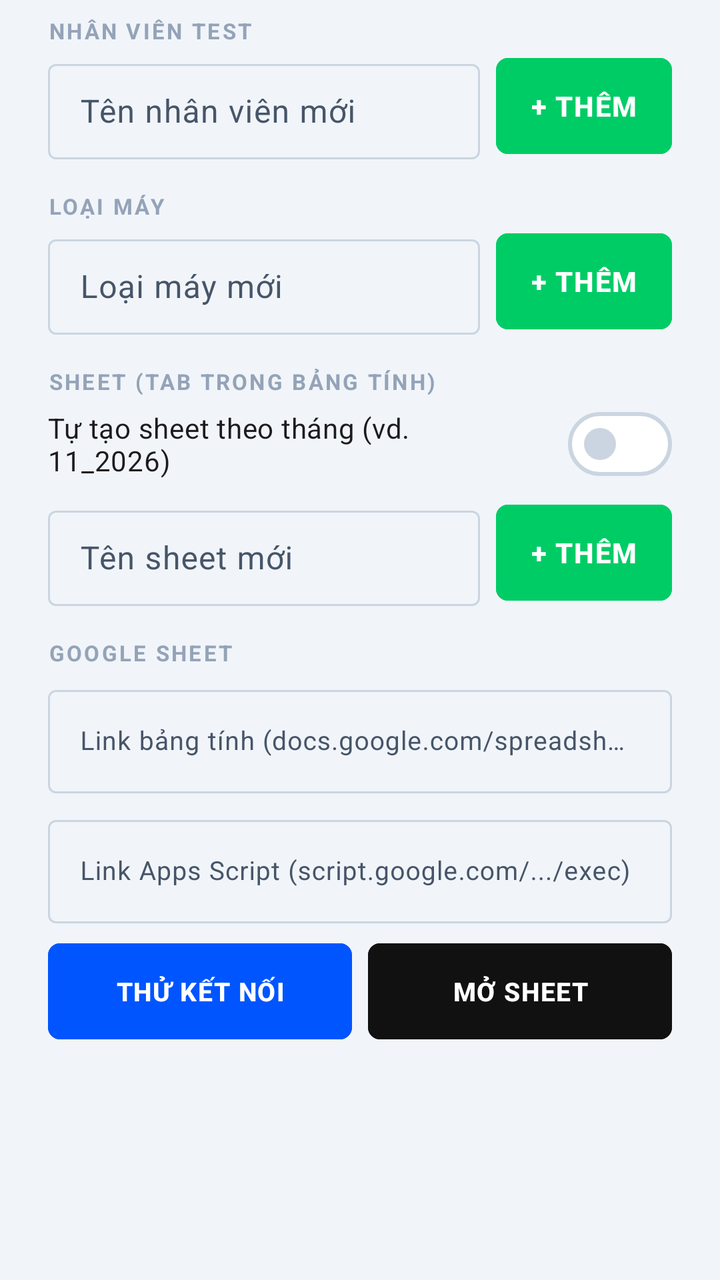
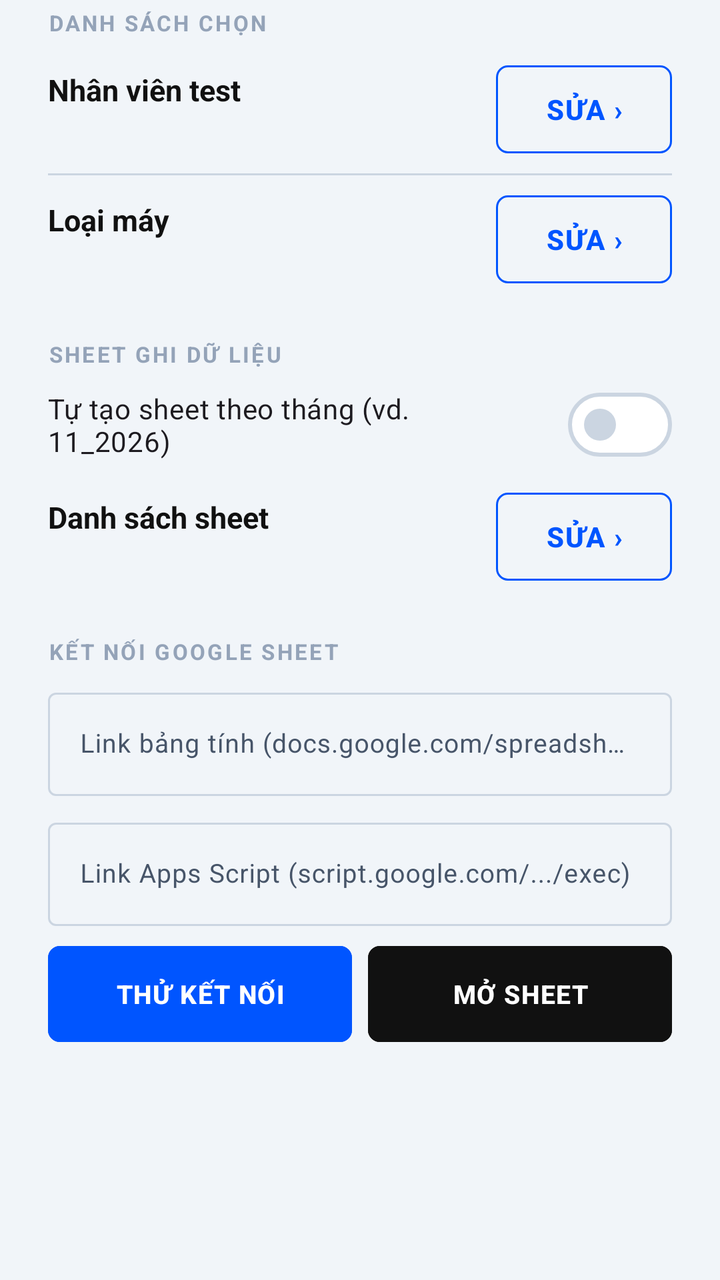

Compare the two renders of this Android layout. The source of the first and the diff that turns it into the second are given below.
<!-- AndroidManifest.xml: application theme AppTheme -->
<!-- res/layout/dialog_settings.xml -->
<?xml version="1.0" encoding="utf-8"?>
<ScrollView xmlns:android="http://schemas.android.com/apk/res/android"
    android:layout_width="match_parent"
    android:layout_height="wrap_content">

    <LinearLayout
        android:layout_width="match_parent"
        android:layout_height="wrap_content"
        android:orientation="vertical"
        android:paddingHorizontal="24dp"
        android:paddingTop="8dp">

        
        <TextView
            android:layout_width="wrap_content"
            android:layout_height="wrap_content"
            android:letterSpacing="0.1"
            android:text="NHÂN VIÊN TEST"
            android:textColor="@color/tc_text_muted"
            android:textSize="11sp"
            android:textStyle="bold" />

        <com.google.android.material.chip.ChipGroup
            android:id="@+id/cgStaff"
            android:layout_width="match_parent"
            android:layout_height="wrap_content"
            android:layout_marginTop="4dp" />

        <LinearLayout
            android:layout_width="match_parent"
            android:layout_height="wrap_content"
            android:baselineAligned="false"
            android:gravity="center_vertical"
            android:orientation="horizontal">

            <com.google.android.material.textfield.TextInputLayout
                style="@style/Widget.Material3.TextInputLayout.OutlinedBox.Dense"
                android:layout_width="0dp"
                android:layout_height="wrap_content"
                android:layout_weight="1"
                android:hint="Tên nhân viên mới">
                <com.google.android.material.textfield.TextInputEditText
                    android:id="@+id/etNewStaff"
                    android:layout_width="match_parent"
                    android:layout_height="wrap_content"
                    android:imeOptions="actionDone"
                    android:inputType="textPersonName|textCapWords"
                    android:maxLines="1" />
            </com.google.android.material.textfield.TextInputLayout>

            <com.google.android.material.button.MaterialButton
                android:id="@+id/btnAddStaff"
                android:layout_width="wrap_content"
                android:layout_height="48dp"
                android:layout_marginStart="8dp"
                android:backgroundTint="@color/tc_green"
                android:text="+ THÊM" />
        </LinearLayout>

        
        <TextView
            android:layout_width="wrap_content"
            android:layout_height="wrap_content"
            android:layout_marginTop="16dp"
            android:letterSpacing="0.1"
            android:text="LOẠI MÁY"
            android:textColor="@color/tc_text_muted"
            android:textSize="11sp"
            android:textStyle="bold" />

        <com.google.android.material.chip.ChipGroup
            android:id="@+id/cgType"
            android:layout_width="match_parent"
            android:layout_height="wrap_content"
            android:layout_marginTop="4dp" />

        <LinearLayout
            android:layout_width="match_parent"
            android:layout_height="wrap_content"
            android:baselineAligned="false"
            android:gravity="center_vertical"
            android:orientation="horizontal">

            <com.google.android.material.textfield.TextInputLayout
                style="@style/Widget.Material3.TextInputLayout.OutlinedBox.Dense"
                android:layout_width="0dp"
                android:layout_height="wrap_content"
                android:layout_weight="1"
                android:hint="Loại máy mới">
                <com.google.android.material.textfield.TextInputEditText
                    android:id="@+id/etNewType"
                    android:layout_width="match_parent"
                    android:layout_height="wrap_content"
                    android:imeOptions="actionDone"
                    android:inputType="textCapWords"
                    android:maxLines="1" />
            </com.google.android.material.textfield.TextInputLayout>

            <com.google.android.material.button.MaterialButton
                android:id="@+id/btnAddType"
                android:layout_width="wrap_content"
                android:layout_height="48dp"
                android:layout_marginStart="8dp"
                android:backgroundTint="@color/tc_green"
                android:text="+ THÊM" />
        </LinearLayout>

        
        <TextView
            android:layout_width="wrap_content"
            android:layout_height="wrap_content"
            android:layout_marginTop="16dp"
            android:letterSpacing="0.1"
            android:text="SHEET (TAB TRONG BẢNG TÍNH)"
            android:textColor="@color/tc_text_muted"
            android:textSize="11sp"
            android:textStyle="bold" />

        <com.google.android.material.materialswitch.MaterialSwitch
            android:id="@+id/swAutoMonth"
            android:layout_width="match_parent"
            android:layout_height="wrap_content"
            android:text="Tự tạo sheet theo tháng (vd. 11_2026)"
            android:textSize="14sp" />

        
        <LinearLayout
            android:id="@+id/sheetManualBox"
            android:layout_width="match_parent"
            android:layout_height="wrap_content"
            android:orientation="vertical">

        <com.google.android.material.chip.ChipGroup
            android:id="@+id/cgSheet"
            android:layout_width="match_parent"
            android:layout_height="wrap_content"
            android:layout_marginTop="4dp" />

        <LinearLayout
            android:layout_width="match_parent"
            android:layout_height="wrap_content"
            android:baselineAligned="false"
            android:gravity="center_vertical"
            android:orientation="horizontal">

            <com.google.android.material.textfield.TextInputLayout
                style="@style/Widget.Material3.TextInputLayout.OutlinedBox.Dense"
                android:layout_width="0dp"
                android:layout_height="wrap_content"
                android:layout_weight="1"
                android:hint="Tên sheet mới">
                <com.google.android.material.textfield.TextInputEditText
                    android:id="@+id/etNewSheet"
                    android:layout_width="match_parent"
                    android:layout_height="wrap_content"
                    android:imeOptions="actionDone"
                    android:inputType="text"
                    android:maxLines="1" />
            </com.google.android.material.textfield.TextInputLayout>

            <com.google.android.material.button.MaterialButton
                android:id="@+id/btnAddSheet"
                android:layout_width="wrap_content"
                android:layout_height="48dp"
                android:layout_marginStart="8dp"
                android:backgroundTint="@color/tc_green"
                android:text="+ THÊM" />
        </LinearLayout>
        </LinearLayout>

        <TextView
            android:layout_width="wrap_content"
            android:layout_height="wrap_content"
            android:layout_marginTop="16dp"
            android:letterSpacing="0.1"
            android:text="GOOGLE SHEET"
            android:textColor="@color/tc_text_muted"
            android:textSize="11sp"
            android:textStyle="bold" />

        <com.google.android.material.textfield.TextInputLayout
            android:layout_width="match_parent"
            android:layout_height="wrap_content"
            android:layout_marginTop="6dp"
            android:hint="Link bảng tính (docs.google.com/spreadsheets/...)">
            <com.google.android.material.textfield.TextInputEditText
                android:id="@+id/etSheetLink"
                android:layout_width="match_parent"
                android:layout_height="wrap_content"
                android:inputType="textUri"
                android:maxLines="2"
                android:textSize="13sp" />
        </com.google.android.material.textfield.TextInputLayout>

        <com.google.android.material.textfield.TextInputLayout
            android:layout_width="match_parent"
            android:layout_height="wrap_content"
            android:layout_marginTop="8dp"
            android:hint="Link Apps Script (script.google.com/.../exec)">
            <com.google.android.material.textfield.TextInputEditText
                android:id="@+id/etScriptUrl"
                android:layout_width="match_parent"
                android:layout_height="wrap_content"
                android:inputType="textUri"
                android:maxLines="2"
                android:textSize="13sp" />
        </com.google.android.material.textfield.TextInputLayout>

        <LinearLayout
            android:layout_width="match_parent"
            android:layout_height="wrap_content"
            android:layout_marginTop="10dp"
            android:baselineAligned="false"
            android:orientation="horizontal">

            <com.google.android.material.button.MaterialButton
                android:id="@+id/btnTest"
                android:layout_width="0dp"
                android:layout_height="48dp"
                android:layout_marginEnd="4dp"
                android:layout_weight="1"
                android:backgroundTint="@color/tc_blue"
                android:text="THỬ KẾT NỐI"
                android:textSize="13sp" />

            <com.google.android.material.button.MaterialButton
                android:id="@+id/btnOpenSheet"
                android:layout_width="0dp"
                android:layout_height="48dp"
                android:layout_marginStart="4dp"
                android:layout_weight="1"
                android:backgroundTint="@color/tc_black"
                android:text="MỞ SHEET"
                android:textSize="13sp" />
        </LinearLayout>

        <TextView
            android:id="@+id/tvStatus"
            style="@style/TcData"
            android:layout_width="match_parent"
            android:layout_height="wrap_content"
            android:layout_marginTop="10dp"
            android:textColor="@color/tc_text_2"
            android:textSize="12sp" />
    </LinearLayout>
</ScrollView>
<!-- resources referenced by this layout -->
<resources>
  <color name="tc_black">#111111</color>
  <color name="tc_blue">#0055FF</color>
  <color name="tc_green">#00CC66</color>
  <color name="tc_text_2">#475569</color>
  <color name="tc_text_muted">#94A3B8</color>
  <style name="TcData">
          <item name="android:fontFamily">monospace</item>
      </style>
  <color name="tc_dark_gray">#222222</color>
  <color name="tc_red">#FF3333</color>
  <color name="tc_card">#FFFFFF</color>
  <color name="tc_text">#111111</color>
  <color name="tc_border">#CBD5E1</color>
  <color name="tc_bg">#F1F5F9</color>
  <style name="TcShape">
          <item name="cornerFamily">rounded</item>
          <item name="cornerSize">6dp</item>
      </style>
  <style name="TcShapeLg">
          <item name="cornerFamily">rounded</item>
          <item name="cornerSize">12dp</item>
      </style>
  <style name="TcActionBar" parent="ThemeOverlay.Material3.Dark.ActionBar">
          <item name="colorSurface">@color/tc_black</item>
          <item name="colorOnSurface">#FFFFFF</item>
          <item name="background">@color/tc_black</item>
      </style>
  <style name="TcActionBarTitle" parent="TextAppearance.Material3.ActionBar.Title">
          <item name="android:textColor">#FFFFFF</item>
          <item name="android:textStyle">bold</item>
      </style>
  <style name="TcActionBarSubtitle" parent="TextAppearance.Material3.ActionBar.Subtitle">
          <item name="android:textColor">@color/tc_text_muted</item>
      </style>
  <!-- unchanged entries left out for length: 4 -->
</resources>

<!-- the commit's change to res/layout/dialog_settings.xml (unified diff, before → after) -->
@@ -8,113 +8,66 @@
         android:layout_height="wrap_content"
         android:orientation="vertical"
         android:paddingHorizontal="24dp"
-        android:paddingTop="8dp">
+        android:paddingTop="4dp">
 
         
         <TextView
-            android:layout_width="wrap_content"
-            android:layout_height="wrap_content"
-            android:letterSpacing="0.1"
-            android:text="NHÂN VIÊN TEST"
-            android:textColor="@color/tc_text_muted"
-            android:textSize="11sp"
-            android:textStyle="bold" />
+            style="@style/TcSection"
+            android:text="DANH SÁCH CHỌN" />
 
-        <com.google.android.material.chip.ChipGroup
-            android:id="@+id/cgStaff"
-            android:layout_width="match_parent"
-            android:layout_height="wrap_content"
-            android:layout_marginTop="4dp" />
-
+        
         <LinearLayout
-            android:layout_width="match_parent"
-            android:layout_height="wrap_content"
-            android:baselineAligned="false"
-            android:gravity="center_vertical"
-            android:orientation="horizontal">
-
-            <com.google.android.material.textfield.TextInputLayout
-                style="@style/Widget.Material3.TextInputLayout.OutlinedBox.Dense"
+            android:id="@+id/rowStaff"
+            style="@style/TcSettingRow">
+            <LinearLayout
                 android:layout_width="0dp"
                 android:layout_height="wrap_content"
                 android:layout_weight="1"
-                android:hint="Tên nhân viên mới">
-                <com.google.android.material.textfield.TextInputEditText
-                    android:id="@+id/etNewStaff"
-                    android:layout_width="match_parent"
-                    android:layout_height="wrap_content"
-                    android:imeOptions="actionDone"
-                    android:inputType="textPersonName|textCapWords"
-                    android:maxLines="1" />
-            </com.google.android.material.textfield.TextInputLayout>
+                android:orientation="vertical">
+                <TextView
+                    android:id="@+id/tvStaffTitle"
+                    style="@style/TcRowTitle"
+                    android:text="Nhân viên test" />
+                <TextView
+                    android:id="@+id/tvStaffSum"
+                    style="@style/TcRowSummary" />
+            </LinearLayout>
+            <com.google.android.material.button.MaterialButton
+                android:id="@+id/btnEditStaff"
+                style="@style/TcEditButton"
+                android:text="SỬA ›" />
+        </LinearLayout>
 
+        <View style="@style/TcDivider" />
+
+        
+        <LinearLayout
+            android:id="@+id/rowType"
+            style="@style/TcSettingRow">
+            <LinearLayout
+                android:layout_width="0dp"
+                android:layout_height="wrap_content"
+                android:layout_weight="1"
+                android:orientation="vertical">
+                <TextView
+                    android:id="@+id/tvTypeTitle"
+                    style="@style/TcRowTitle"
+                    android:text="Loại máy" />
+                <TextView
+                    android:id="@+id/tvTypeSum"
+                    style="@style/TcRowSummary" />
+            </LinearLayout>
             <com.google.android.material.button.MaterialButton
-                android:id="@+id/btnAddStaff"
-                android:layout_width="wrap_content"
-                android:layout_height="48dp"
-                android:layout_marginStart="8dp"
-                android:backgroundTint="@color/tc_green"
-                android:text="+ THÊM" />
+                android:id="@+id/btnEditType"
+                style="@style/TcEditButton"
+                android:text="SỬA ›" />
         </LinearLayout>
 
         
         <TextView
-            android:layout_width="wrap_content"
-            android:layout_height="wrap_content"
-            android:layout_marginTop="16dp"
-            android:letterSpacing="0.1"
-            android:text="LOẠI MÁY"
-            android:textColor="@color/tc_text_muted"
-            android:textSize="11sp"
-            android:textStyle="bold" />
-
-        <com.google.android.material.chip.ChipGroup
-            android:id="@+id/cgType"
-            android:layout_width="match_parent"
-            android:layout_height="wrap_content"
-            android:layout_marginTop="4dp" />
-
-        <LinearLayout
-            android:layout_width="match_parent"
-            android:layout_height="wrap_content"
-            android:baselineAligned="false"
-            android:gravity="center_vertical"
-            android:orientation="horizontal">
-
-            <com.google.android.material.textfield.TextInputLayout
-                style="@style/Widget.Material3.TextInputLayout.OutlinedBox.Dense"
-                android:layout_width="0dp"
-                android:layout_height="wrap_content"
-                android:layout_weight="1"
-                android:hint="Loại máy mới">
-                <com.google.android.material.textfield.TextInputEditText
-                    android:id="@+id/etNewType"
-                    android:layout_width="match_parent"
-                    android:layout_height="wrap_content"
-                    android:imeOptions="actionDone"
-                    android:inputType="textCapWords"
-                    android:maxLines="1" />
-            </com.google.android.material.textfield.TextInputLayout>
-
-            <com.google.android.material.button.MaterialButton
-                android:id="@+id/btnAddType"
-                android:layout_width="wrap_content"
-                android:layout_height="48dp"
-                android:layout_marginStart="8dp"
-                android:backgroundTint="@color/tc_green"
-                android:text="+ THÊM" />
-        </LinearLayout>
-
-        
-        <TextView
-            android:layout_width="wrap_content"
-            android:layout_height="wrap_content"
-            android:layout_marginTop="16dp"
-            android:letterSpacing="0.1"
-            android:text="SHEET (TAB TRONG BẢNG TÍNH)"
-            android:textColor="@color/tc_text_muted"
-            android:textSize="11sp"
-            android:textStyle="bold" />
+            style="@style/TcSection"
+            android:layout_marginTop="18dp"
+            android:text="SHEET GHI DỮ LIỆU" />
 
         <com.google.android.material.materialswitch.MaterialSwitch
             android:id="@+id/swAutoMonth"
@@ -126,62 +79,36 @@
         
         <LinearLayout
             android:id="@+id/sheetManualBox"
-            android:layout_width="match_parent"
-            android:layout_height="wrap_content"
-            android:orientation="vertical">
-
-        <com.google.android.material.chip.ChipGroup
-            android:id="@+id/cgSheet"
-            android:layout_width="match_parent"
-            android:layout_height="wrap_content"
-            android:layout_marginTop="4dp" />
-
-        <LinearLayout
-            android:layout_width="match_parent"
-            android:layout_height="wrap_content"
-            android:baselineAligned="false"
-            android:gravity="center_vertical"
-            android:orientation="horizontal">
-
-            <com.google.android.material.textfield.TextInputLayout
-                style="@style/Widget.Material3.TextInputLayout.OutlinedBox.Dense"
+            style="@style/TcSettingRow">
+            <LinearLayout
                 android:layout_width="0dp"
                 android:layout_height="wrap_content"
                 android:layout_weight="1"
-                android:hint="Tên sheet mới">
-                <com.google.android.material.textfield.TextInputEditText
-                    android:id="@+id/etNewSheet"
-                    android:layout_width="match_parent"
-                    android:layout_height="wrap_content"
-                    android:imeOptions="actionDone"
-                    android:inputType="text"
-                    android:maxLines="1" />
-            </com.google.android.material.textfield.TextInputLayout>
-
+                android:orientation="vertical">
+                <TextView
+                    android:id="@+id/tvSheetTitle"
+                    style="@style/TcRowTitle"
+                    android:text="Danh sách sheet" />
+                <TextView
+                    android:id="@+id/tvSheetSum"
+                    style="@style/TcRowSummary" />
+            </LinearLayout>
             <com.google.android.material.button.MaterialButton
-                android:id="@+id/btnAddSheet"
-                android:layout_width="wrap_content"
-                android:layout_height="48dp"
-                android:layout_marginStart="8dp"
-                android:backgroundTint="@color/tc_green"
-                android:text="+ THÊM" />
-        </LinearLayout>
+                android:id="@+id/btnEditSheet"
+                style="@style/TcEditButton"
+                android:text="SỬA ›" />
         </LinearLayout>
 
+        
         <TextView
-            android:layout_width="wrap_content"
-            android:layout_height="wrap_content"
-            android:layout_marginTop="16dp"
-            android:letterSpacing="0.1"
-            android:text="GOOGLE SHEET"
-            android:textColor="@color/tc_text_muted"
-            android:textSize="11sp"
-            android:textStyle="bold" />
+            style="@style/TcSection"
+            android:layout_marginTop="18dp"
+            android:text="KẾT NỐI GOOGLE SHEET" />
 
         <com.google.android.material.textfield.TextInputLayout
             android:layout_width="match_parent"
             android:layout_height="wrap_content"
-            android:layout_marginTop="6dp"
+            android:layout_marginTop="4dp"
             android:hint="Link bảng tính (docs.google.com/spreadsheets/...)">
             <com.google.android.material.textfield.TextInputEditText
                 android:id="@+id/etSheetLink"
<!-- resource entries referenced after the edit -->
@@ -2,11 +2,60 @@
 <resources>
   <color name="tc_black">#111111</color>
   <color name="tc_blue">#0055FF</color>
-  <color name="tc_green">#00CC66</color>
   <color name="tc_text_2">#475569</color>
   <color name="tc_text_muted">#94A3B8</color>
   <style name="TcData">
           <item name="android:fontFamily">monospace</item>
+      </style>
+  <style name="TcDivider">
+          <item name="android:layout_width">match_parent</item>
+          <item name="android:layout_height">1dp</item>
+          <item name="android:background">@color/tc_border</item>
+      </style>
+  <style name="TcEditButton" parent="Widget.Material3.Button.OutlinedButton">
+          <item name="android:layout_width">wrap_content</item>
+          <item name="android:layout_height">44dp</item>
+          <item name="android:layout_marginStart">10dp</item>
+          <item name="android:textStyle">bold</item>
+          <item name="android:textColor">@color/tc_blue</item>
+          <item name="strokeColor">@color/tc_blue</item>
+          <item name="shapeAppearance">@style/TcShape</item>
+          <item name="android:insetTop">0dp</item>
+          <item name="android:insetBottom">0dp</item>
+      </style>
+  <style name="TcRowSummary">
+          <item name="android:layout_width">match_parent</item>
+          <item name="android:layout_height">wrap_content</item>
+          <item name="android:layout_marginTop">2dp</item>
+          <item name="android:ellipsize">end</item>
+          <item name="android:maxLines">2</item>
+          <item name="android:textColor">@color/tc_text_2</item>
+          <item name="android:textSize">13sp</item>
+      </style>
+  <style name="TcRowTitle">
+          <item name="android:layout_width">wrap_content</item>
+          <item name="android:layout_height">wrap_content</item>
+          <item name="android:textColor">@color/tc_text</item>
+          <item name="android:textSize">15sp</item>
+          <item name="android:textStyle">bold</item>
+      </style>
+  <style name="TcSection">
+          <item name="android:layout_width">wrap_content</item>
+          <item name="android:layout_height">wrap_content</item>
+          <item name="android:layout_marginBottom">4dp</item>
+          <item name="android:letterSpacing">0.1</item>
+          <item name="android:textColor">@color/tc_text_muted</item>
+          <item name="android:textSize">11sp</item>
+          <item name="android:textStyle">bold</item>
+      </style>
+  <style name="TcSettingRow">
+          <item name="android:layout_width">match_parent</item>
+          <item name="android:layout_height">wrap_content</item>
+          <item name="android:minHeight">64dp</item>
+          <item name="android:gravity">center_vertical</item>
+          <item name="android:orientation">horizontal</item>
+          <item name="android:paddingVertical">6dp</item>
+          <item name="android:baselineAligned">false</item>
       </style>
   <color name="tc_dark_gray">#222222</color>
   <color name="tc_red">#FF3333</color>
